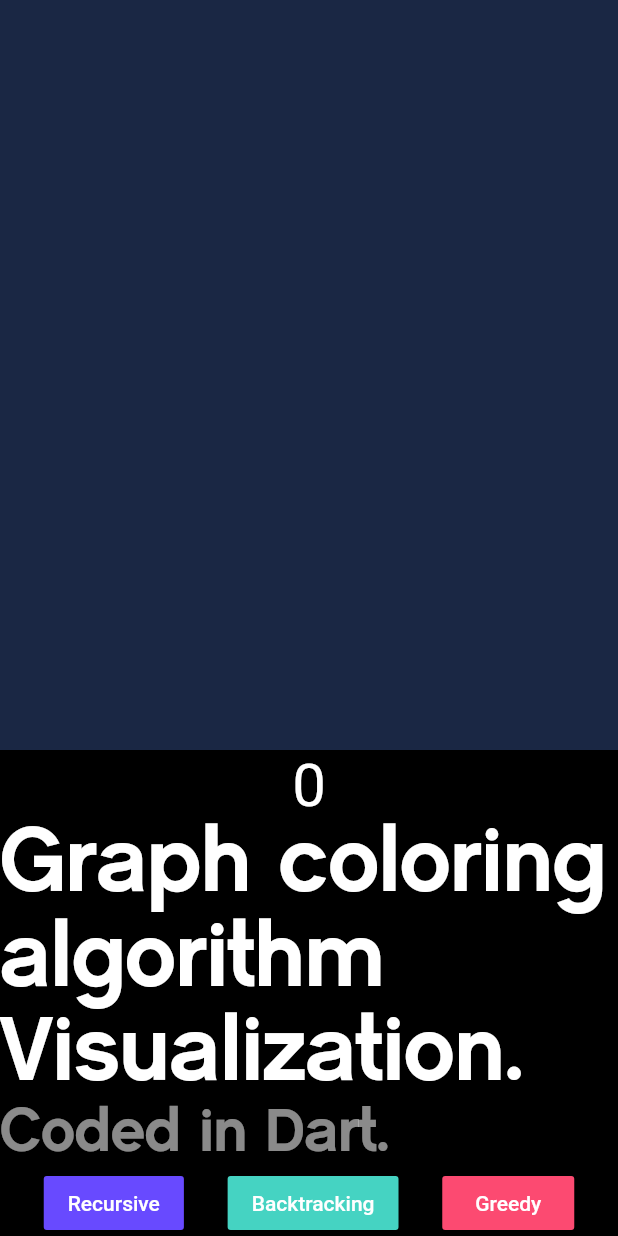
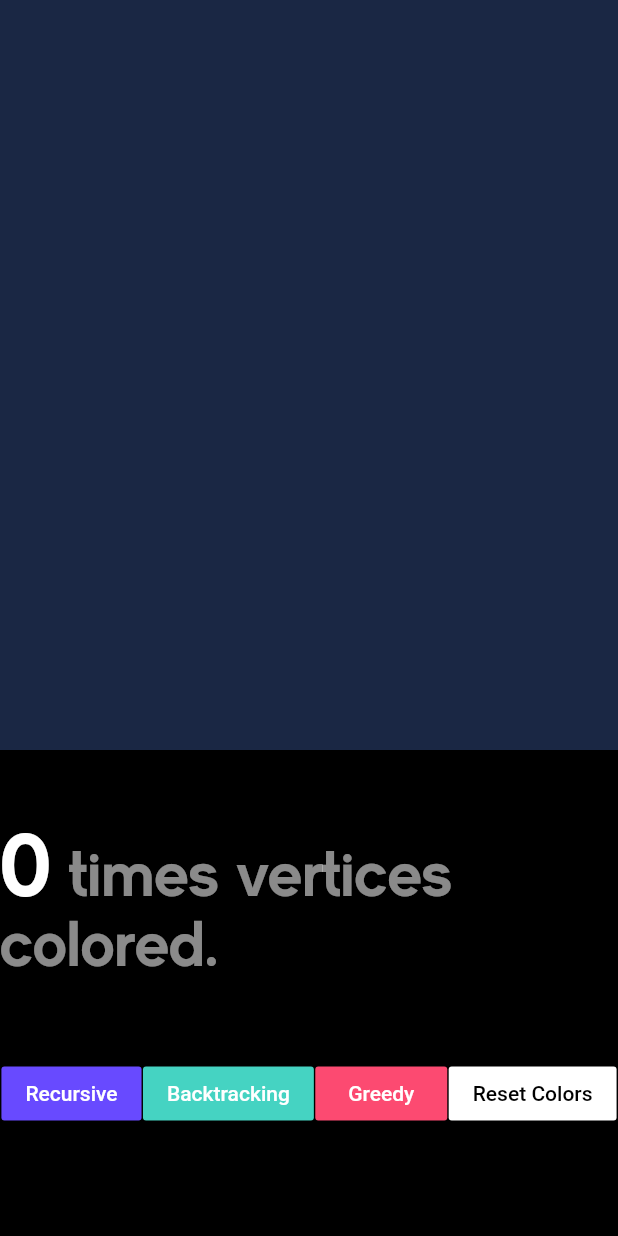
Before and after one commit to utkarshshendge/Flutter-Graph-coloring-visualization, a Flutter app: the HomePageWeb screen opened directly with empty values, on a phone screen of 412 x 824 dp. Run offline on Flutter 3.47's test engine with Material 2 defaults, Android fonts, the phone set to English and light mode, and no system bars; our stand-ins replace responsive_builder; missing offline and left inert: dart:html.

Commit message:
Add reset button

```diff
--- a/lib/views/homepage/homepage_web.dart
+++ b/lib/views/homepage/homepage_web.dart
@@ -140,7 +140,7 @@
     List<int> resultIndex = new List<int>(N);
 
     // Assign the first color to first vertex
-    result[0] = Colors.red;
+    result[0] = Colors.purpleAccent;
     resultIndex[0] = 0;
     //await Future.delayed(Duration(milliseconds: 500));
 
@@ -224,7 +224,8 @@
   Widget build(BuildContext context) {
     return Scaffold(
       backgroundColor: Colors.black,
-      body: Column(
+      body: SingleChildScrollView(
+        child: Column(
           children: <Widget>[
             Container(
               color: Color(0xff1A2744),
@@ -242,29 +243,23 @@
                 ],
               ),
             ),
-          Text("$colorCount",
-              style: TextStyle(color: Colors.white, fontSize: 40)),
-          Row(
-            children: [
-              Expanded(
-                child: RichText(
+            SizedBox(
+              height: 50,
+            ),
+            RichText(
                 text: TextSpan(
-                        text: "Graph coloring algorithm\nVisualization.",
+                    text: "$colorCount",
                     style: TextStyle(
-                            fontFamily: "CM",
-                            fontSize: 60,
-                            color: Colors.white),
+                        fontFamily: "CM", fontSize: 60, color: Colors.white),
                     children: <TextSpan>[
                   TextSpan(
-                        text: "\nCoded in Dart.",
+                    text: " times vertices colored.",
                     style: TextStyle(
-                            fontFamily: "CM",
-                            fontSize: 40,
-                            color: Colors.white54),
+                        fontFamily: "CM", fontSize: 40, color: Colors.white54),
                   ),
                 ])),
-              ),
-            ],
+            SizedBox(
+              height: 50,
             ),
             Row(
               mainAxisAlignment: MainAxisAlignment.spaceEvenly,
@@ -276,7 +271,8 @@
                     });
                     rescursiveUtility(widget.matrix, items, widget.vertexCount);
                   },
-                child: Text("Recursive", style: TextStyle(color: Colors.white)),
+                  child:
+                      Text("Recursive", style: TextStyle(color: Colors.white)),
                   color: Color(0xff684AFF),
                 ),
                 FlatButton(
@@ -302,9 +298,23 @@
                   child: Text("Greedy", style: TextStyle(color: Colors.white)),
                   color: Color(0xffFC4A71),
                 ),
+                FlatButton(
+                  onPressed: () {
+                    setState(() {
+                      colorCount = 0;
+                      items.forEach((element) {
+                        element.color = Colors.white;
+                      });
+                    });
+                  },
+                  child: Text("Reset Colors",
+                      style: TextStyle(color: Colors.black)),
+                  color: Colors.white,
+                ),
               ],
-          )
+            ),
           ],
+        ),
       ),
     );
   }
```
Lines whose indentation alone changed are shown as unchanged.
